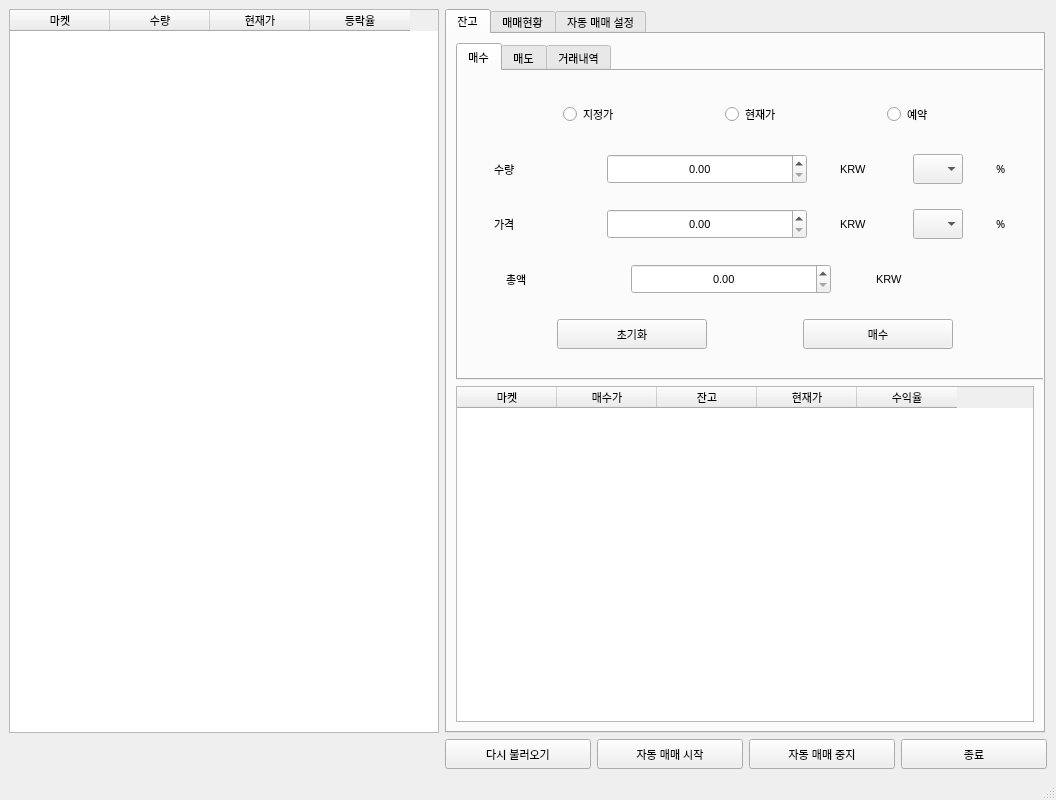
changhee-won/AiCoinsTrade, file main1.ui: the form before one commit.
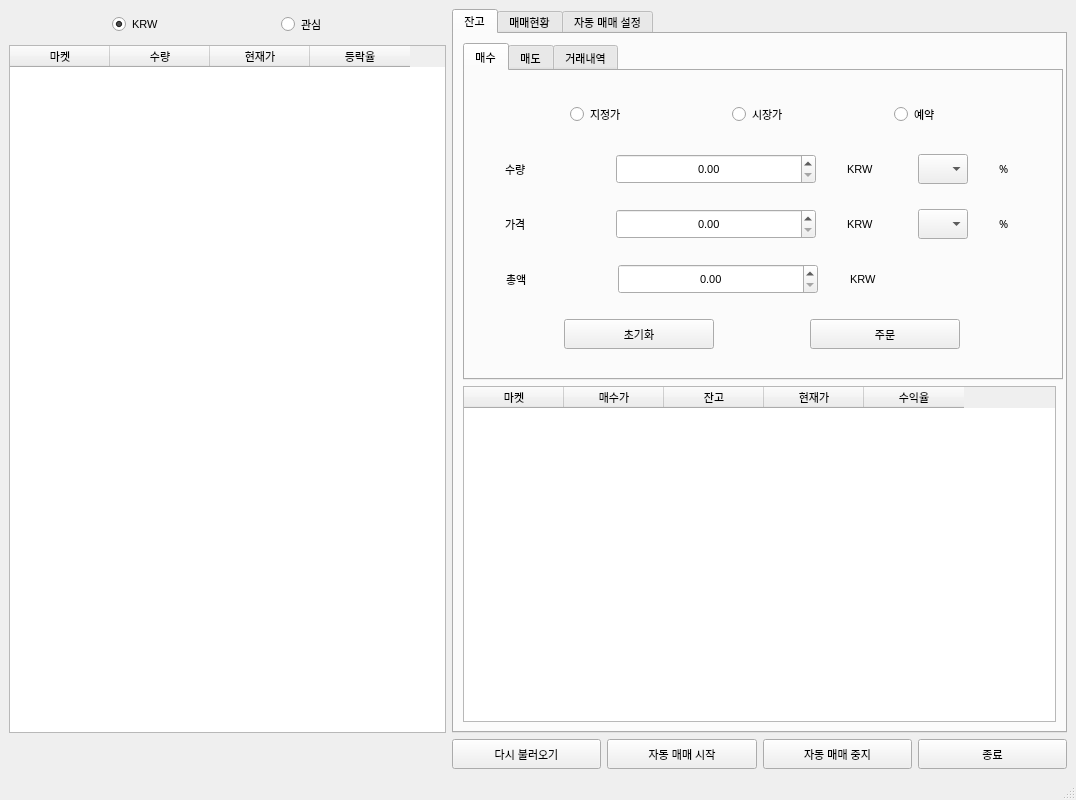
The form after the commit.

Commit message: 수정함:        aicoin_main.py 	수정함:        login.cfg 	수정함:        main1.ui 	수정함:        upbitApi.py

```diff
--- a/main1.ui
+++ b/main1.ui
@@ -6,7 +6,7 @@
    <rect>
     <x>0</x>
     <y>0</y>
-    <width>1056</width>
+    <width>1076</width>
     <height>800</height>
    </rect>
   </property>
@@ -32,196 +32,63 @@
    <string>MainWindow</string>
   </property>
   <widget class="QWidget" name="centralwidget">
-   <layout class="QFormLayout" name="formLayout">
+   <layout class="QGridLayout" name="gridLayout_2">
     <item row="0" column="0">
-     <layout class="QHBoxLayout" name="horizontalLayout_4">
+     <layout class="QHBoxLayout" name="horizontalLayout">
       <item>
-       <widget class="QTableWidget" name="tableWidget_status">
+       <widget class="QRadioButton" name="radioButton_krw">
         <property name="minimumSize">
          <size>
-          <width>430</width>
-          <height>0</height>
-         </size>
-        </property>
-        <property name="maximumSize">
-         <size>
-          <width>16777215</width>
-          <height>16777215</height>
-         </size>
-        </property>
-        <property name="font">
-         <font>
-          <family>Arial</family>
-          <pointsize>8</pointsize>
-         </font>
-        </property>
-        <attribute name="verticalHeaderVisible">
-         <bool>false</bool>
-        </attribute>
-        <column>
-         <property name="text">
-          <string>마켓</string>
-         </property>
-         <property name="font">
-          <font>
-           <family>Arial Black</family>
-           <pointsize>8</pointsize>
-          </font>
-         </property>
-         <property name="textAlignment">
-          <set>AlignCenter</set>
-         </property>
-        </column>
-        <column>
-         <property name="text">
-          <string>수량</string>
-         </property>
-         <property name="font">
-          <font>
-           <family>Arial Black</family>
-           <pointsize>8</pointsize>
-          </font>
-         </property>
-         <property name="textAlignment">
-          <set>AlignCenter</set>
-         </property>
-        </column>
-        <column>
-         <property name="text">
-          <string>현재가</string>
-         </property>
-         <property name="font">
-          <font>
-           <family>Arial Black</family>
-           <pointsize>8</pointsize>
-          </font>
-         </property>
-         <property name="textAlignment">
-          <set>AlignCenter</set>
-         </property>
-        </column>
-        <column>
-         <property name="text">
-          <string>등락율</string>
-         </property>
-         <property name="font">
-          <font>
-           <family>Arial Black</family>
-           <pointsize>8</pointsize>
-          </font>
-         </property>
-         <property name="textAlignment">
-          <set>AlignCenter</set>
-         </property>
-        </column>
-       </widget>
-      </item>
-     </layout>
-    </item>
-    <item row="1" column="0">
-     <spacer name="horizontalSpacer_6">
-      <property name="orientation">
-       <enum>Qt::Horizontal</enum>
-      </property>
-      <property name="sizeHint" stdset="0">
-       <size>
-        <width>40</width>
-        <height>29</height>
-       </size>
-      </property>
-     </spacer>
-    </item>
-    <item row="1" column="1">
-     <layout class="QGridLayout" name="gridLayout_3">
-      <item row="0" column="3">
-       <widget class="QPushButton" name="pushButton_close">
-        <property name="minimumSize">
-         <size>
-          <width>110</width>
+          <width>60</width>
           <height>30</height>
          </size>
         </property>
         <property name="maximumSize">
          <size>
-          <width>150</width>
+          <width>60</width>
           <height>30</height>
          </size>
         </property>
         <property name="text">
-         <string>종료</string>
+         <string>KRW</string>
         </property>
-       </widget>
-      </item>
-      <item row="0" column="2">
-       <widget class="QPushButton" name="pushButton_stop">
-        <property name="minimumSize">
-         <size>
-          <width>110</width>
-          <height>30</height>
-         </size>
+        <property name="checked">
+         <bool>true</bool>
         </property>
-        <property name="maximumSize">
-         <size>
-          <width>150</width>
-          <height>30</height>
-         </size>
-        </property>
-        <property name="text">
-         <string>자동 매매 중지</string>
-        </property>
        </widget>
       </item>
-      <item row="0" column="1">
-       <widget class="QPushButton" name="pushButton_start">
+      <item>
+       <widget class="QRadioButton" name="radioButton_fav">
         <property name="minimumSize">
          <size>
-          <width>110</width>
+          <width>60</width>
           <height>30</height>
          </size>
         </property>
         <property name="maximumSize">
          <size>
-          <width>150</width>
+          <width>60</width>
           <height>30</height>
          </size>
         </property>
         <property name="text">
-         <string>자동 매매 시작</string>
+         <string>관심</string>
         </property>
        </widget>
       </item>
-      <item row="0" column="0">
-       <widget class="QPushButton" name="pushButton_reflash">
-        <property name="minimumSize">
-         <size>
-          <width>110</width>
-          <height>30</height>
-         </size>
-        </property>
-        <property name="maximumSize">
-         <size>
-          <width>150</width>
-          <height>30</height>
-         </size>
-        </property>
-        <property name="text">
-         <string>다시 불러오기</string>
-        </property>
-       </widget>
-      </item>
      </layout>
     </item>
-    <item row="0" column="1">
+    <item row="0" column="1" rowspan="2">
      <widget class="QTabWidget" name="tabWidget">
       <property name="minimumSize">
        <size>
-        <width>600</width>
+        <width>615</width>
         <height>0</height>
        </size>
       </property>
       <property name="maximumSize">
        <size>
-        <width>600</width>
+        <width>615</width>
         <height>16777215</height>
        </size>
       </property>
@@ -305,7 +172,7 @@
                    </size>
                   </property>
                   <property name="text">
-                   <string>현재가</string>
+                   <string>시장가</string>
                   </property>
                  </widget>
                 </item>
@@ -332,6 +199,9 @@
               </item>
               <item>
                <layout class="QHBoxLayout" name="horizontalLayout_6">
+                <property name="spacing">
+                 <number>0</number>
+                </property>
                 <item>
                  <widget class="QLabel" name="label_4">
                   <property name="minimumSize">
@@ -446,6 +316,9 @@
               </item>
               <item>
                <layout class="QHBoxLayout" name="horizontalLayout_8">
+                <property name="spacing">
+                 <number>0</number>
+                </property>
                 <item>
                  <widget class="QLabel" name="label_7">
                   <property name="minimumSize">
@@ -581,6 +454,9 @@
               </item>
               <item>
                <layout class="QHBoxLayout" name="horizontalLayout_10">
+                <property name="spacing">
+                 <number>0</number>
+                </property>
                 <item>
                  <widget class="QLabel" name="label_9">
                   <property name="minimumSize">
@@ -632,13 +508,13 @@
                  <widget class="QLabel" name="label_10">
                   <property name="minimumSize">
                    <size>
-                    <width>130</width>
+                    <width>170</width>
                     <height>30</height>
                    </size>
                   </property>
                   <property name="maximumSize">
                    <size>
-                    <width>130</width>
+                    <width>170</width>
                     <height>30</height>
                    </size>
                   </property>
@@ -694,7 +570,7 @@
                    </size>
                   </property>
                   <property name="text">
-                   <string>매수</string>
+                   <string>주문</string>
                   </property>
                  </widget>
                 </item>
@@ -743,7 +619,7 @@
                    </size>
                   </property>
                   <property name="text">
-                   <string>현재가</string>
+                   <string>시장가</string>
                   </property>
                  </widget>
                 </item>
@@ -770,6 +646,9 @@
               </item>
               <item>
                <layout class="QHBoxLayout" name="horizontalLayout_18">
+                <property name="spacing">
+                 <number>0</number>
+                </property>
                 <item>
                  <widget class="QLabel" name="label_25">
                   <property name="minimumSize">
@@ -884,6 +763,9 @@
               </item>
               <item>
                <layout class="QHBoxLayout" name="horizontalLayout_17">
+                <property name="spacing">
+                 <number>0</number>
+                </property>
                 <item>
                  <widget class="QLabel" name="label_23">
                   <property name="minimumSize">
@@ -1016,6 +898,9 @@
               </item>
               <item>
                <layout class="QHBoxLayout" name="horizontalLayout_15">
+                <property name="spacing">
+                 <number>0</number>
+                </property>
                 <item>
                  <widget class="QLabel" name="label_19">
                   <property name="minimumSize">
@@ -1070,13 +955,13 @@
                  <widget class="QLabel" name="label_20">
                   <property name="minimumSize">
                    <size>
-                    <width>130</width>
+                    <width>170</width>
                     <height>30</height>
                    </size>
                   </property>
                   <property name="maximumSize">
                    <size>
-                    <width>130</width>
+                    <width>170</width>
                     <height>30</height>
                    </size>
                   </property>
@@ -1132,7 +1017,7 @@
                    </size>
                   </property>
                   <property name="text">
-                   <string>매수</string>
+                   <string>주문</string>
                   </property>
                  </widget>
                 </item>
@@ -2155,6 +2040,167 @@
       </widget>
      </widget>
     </item>
+    <item row="1" column="0">
+     <widget class="QTableWidget" name="tableWidget_status">
+      <property name="minimumSize">
+       <size>
+        <width>430</width>
+        <height>0</height>
+       </size>
+      </property>
+      <property name="maximumSize">
+       <size>
+        <width>16777215</width>
+        <height>16777215</height>
+       </size>
+      </property>
+      <property name="font">
+       <font>
+        <family>Arial</family>
+        <pointsize>8</pointsize>
+       </font>
+      </property>
+      <attribute name="verticalHeaderVisible">
+       <bool>false</bool>
+      </attribute>
+      <column>
+       <property name="text">
+        <string>마켓</string>
+       </property>
+       <property name="font">
+        <font>
+         <family>Arial Black</family>
+         <pointsize>8</pointsize>
+        </font>
+       </property>
+       <property name="textAlignment">
+        <set>AlignCenter</set>
+       </property>
+      </column>
+      <column>
+       <property name="text">
+        <string>수량</string>
+       </property>
+       <property name="font">
+        <font>
+         <family>Arial Black</family>
+         <pointsize>8</pointsize>
+        </font>
+       </property>
+       <property name="textAlignment">
+        <set>AlignCenter</set>
+       </property>
+      </column>
+      <column>
+       <property name="text">
+        <string>현재가</string>
+       </property>
+       <property name="font">
+        <font>
+         <family>Arial Black</family>
+         <pointsize>8</pointsize>
+        </font>
+       </property>
+       <property name="textAlignment">
+        <set>AlignCenter</set>
+       </property>
+      </column>
+      <column>
+       <property name="text">
+        <string>등락율</string>
+       </property>
+       <property name="font">
+        <font>
+         <family>Arial Black</family>
+         <pointsize>8</pointsize>
+        </font>
+       </property>
+       <property name="textAlignment">
+        <set>AlignCenter</set>
+       </property>
+      </column>
+     </widget>
+    </item>
+    <item row="2" column="1">
+     <layout class="QGridLayout" name="gridLayout_3">
+      <item row="0" column="3">
+       <widget class="QPushButton" name="pushButton_close">
+        <property name="minimumSize">
+         <size>
+          <width>110</width>
+          <height>30</height>
+         </size>
+        </property>
+        <property name="maximumSize">
+         <size>
+          <width>150</width>
+          <height>30</height>
+         </size>
+        </property>
+        <property name="text">
+         <string>종료</string>
+        </property>
+       </widget>
+      </item>
+      <item row="0" column="2">
+       <widget class="QPushButton" name="pushButton_stop">
+        <property name="minimumSize">
+         <size>
+          <width>110</width>
+          <height>30</height>
+         </size>
+        </property>
+        <property name="maximumSize">
+         <size>
+          <width>150</width>
+          <height>30</height>
+         </size>
+        </property>
+        <property name="text">
+         <string>자동 매매 중지</string>
+        </property>
+       </widget>
+      </item>
+      <item row="0" column="1">
+       <widget class="QPushButton" name="pushButton_start">
+        <property name="minimumSize">
+         <size>
+          <width>110</width>
+          <height>30</height>
+         </size>
+        </property>
+        <property name="maximumSize">
+         <size>
+          <width>150</width>
+          <height>30</height>
+         </size>
+        </property>
+        <property name="text">
+         <string>자동 매매 시작</string>
+        </property>
+       </widget>
+      </item>
+      <item row="0" column="0">
+       <widget class="QPushButton" name="pushButton_reflash">
+        <property name="minimumSize">
+         <size>
+          <width>110</width>
+          <height>30</height>
+         </size>
+        </property>
+        <property name="maximumSize">
+         <size>
+          <width>150</width>
+          <height>30</height>
+         </size>
+        </property>
+        <property name="text">
+         <string>다시 불러오기</string>
+        </property>
+       </widget>
+      </item>
+     </layout>
+    </item>
    </layout>
   </widget>
   <widget class="QMenuBar" name="menubar">
@@ -2162,7 +2208,7 @@
     <rect>
      <x>0</x>
      <y>0</y>
-     <width>1056</width>
+     <width>1076</width>
      <height>22</height>
     </rect>
    </property>
```
The commit also changes 4 other files.
